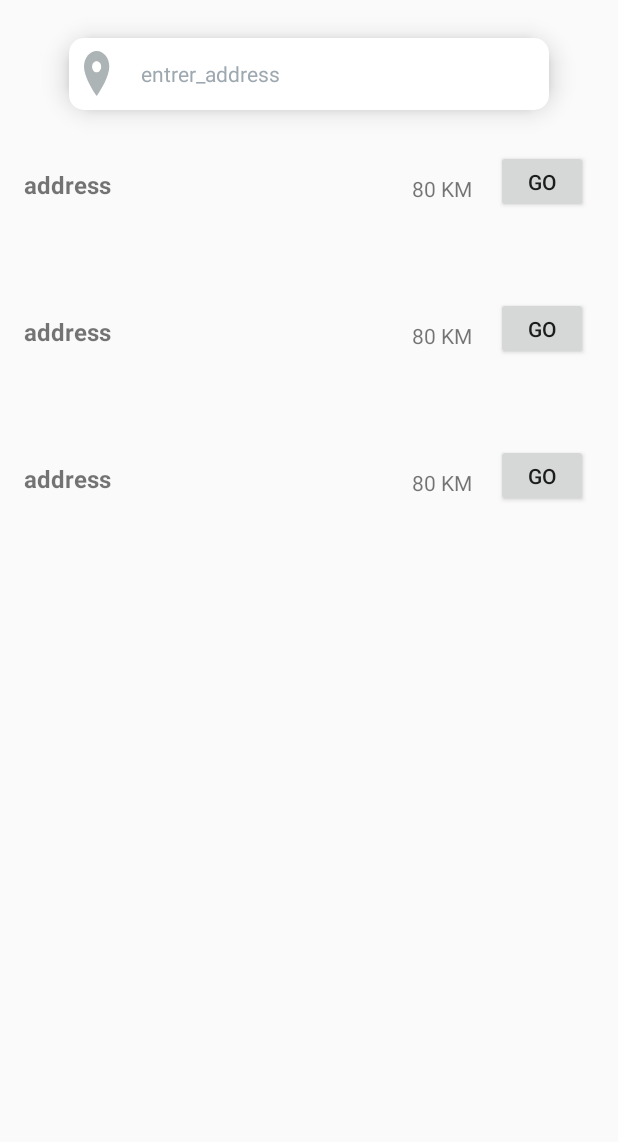
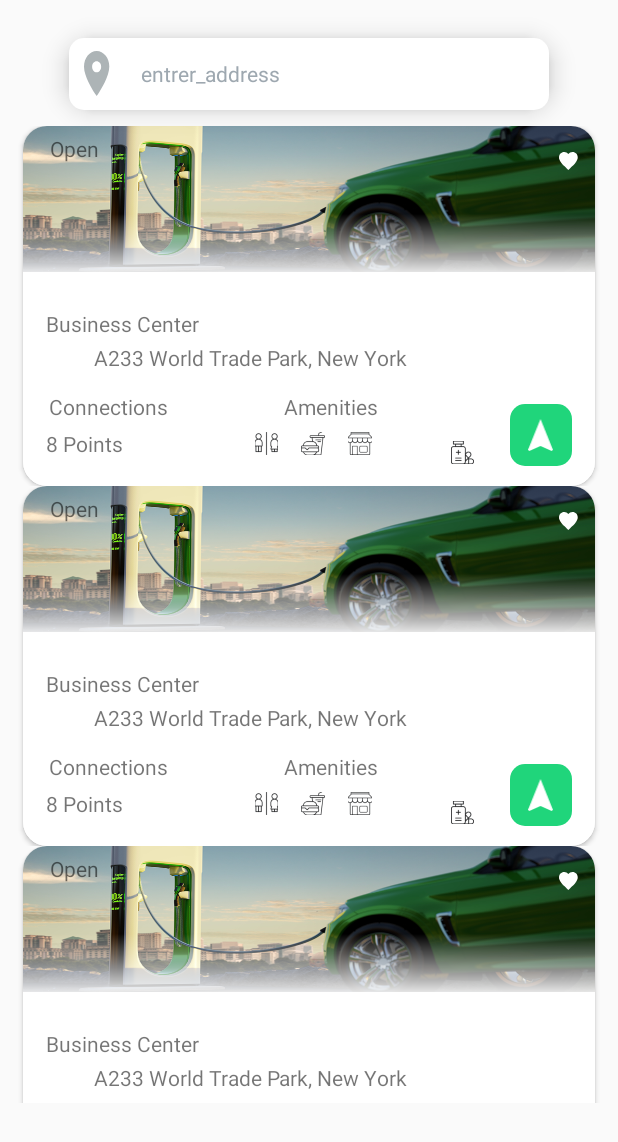
Before and after one commit to sollarp/EV-MapBox, an Android app: the layout fragment_searchlist.xml on its own in the app's theme, with its tools: preview values and no code run, on a phone screen of 412 x 824 dp. Shown: the top 1142 px of the screen. Run offline under Robolectric (Android 15) with nearby library versions, the phone set to English and light mode, and no system bars.

```diff
--- a/app/src/main/java/com/example/ev_mapbox/ui/searchscreen/SearchRecycleAdapter.kt
+++ b/app/src/main/java/com/example/ev_mapbox/ui/searchscreen/SearchRecycleAdapter.kt
@@ -71,5 +71,4 @@ class SearchRecycleAdapter(
 
     }
 
-
 }
--- a/app/src/main/res/layout/fragment_searchlist.xml
+++ b/app/src/main/res/layout/fragment_searchlist.xml
@@ -26,6 +26,6 @@
         android:layout_marginTop="84dp"
         app:layout_constraintTop_toTopOf="parent"
         tools:layout_editor_absoluteX="-1dp"
-        tools:listitem="@layout/fragment_searchlistitem" />
+        tools:listitem="@layout/item_cardview" />
 
 </androidx.constraintlayout.widget.ConstraintLayout>
--- a/app/src/main/res/layout/item_cardview.xml
+++ b/app/src/main/res/layout/item_cardview.xml
@@ -57,7 +57,7 @@
                         android:orientation="vertical">
 
                         <TextView
-                            android:id="@+id/txtBusinessCenter"
+                            android:id="@+id/txtCardTitle"
                             style="@style/txtPoppinssemibold18"
                             android:layout_width="match_parent"
                             android:layout_height="wrap_content"
@@ -67,7 +67,7 @@
                             android:text="@string/lbl_business_center" />
 
                         <TextView
-                            android:id="@+id/txtA233WorldTrad"
+                            android:id="@+id/txtCardAddress"
                             style="@style/txtPoppinsmedium12"
                             android:layout_width="match_parent"
                             android:layout_height="wrap_content"
@@ -123,7 +123,7 @@
                             android:orientation="horizontal">
 
                             <TextView
-                                android:id="@+id/txtPointsCounter"
+                                android:id="@+id/txtCardPointsCounter"
                                 style="@style/txtPoppinsmedium14_1"
                                 android:layout_width="0dp"
                                 android:layout_height="wrap_content"
@@ -187,7 +187,7 @@
                         tools:src="@drawable/img_icpharmacy_15x15" />
 
                     <ImageButton
-                        android:id="@+id/btnContrast"
+                        android:id="@+id/btnCard"
                         android:layout_width="@dimen/_41pxh"
                         android:layout_height="@dimen/_41pxh"
                         android:layout_marginStart="@dimen/_24pxh"
```
Also changed, not shown: 57 other files.
